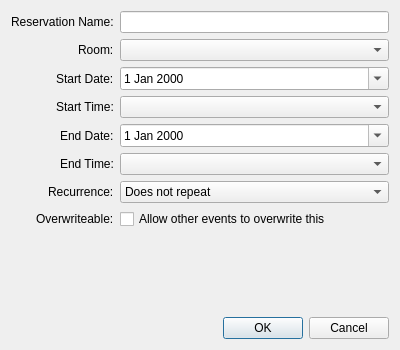
The window that App Code/editdialog.ui (rusty-trim/classroom-scheduling-app) describes before a commit, drawn with Qt 5.
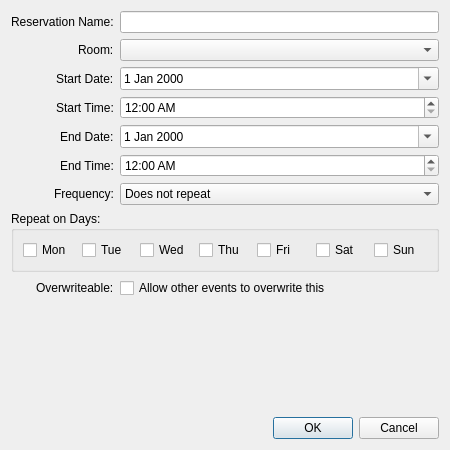
The same window after the commit.

```diff
--- a/App Code/editdialog.ui
+++ b/App Code/editdialog.ui
@@ -6,8 +6,8 @@
    <rect>
     <x>0</x>
     <y>0</y>
-    <width>400</width>
-    <height>350</height>
+    <width>450</width>
+    <height>450</height>
    </rect>
   </property>
   <property name="windowTitle">
@@ -54,7 +54,11 @@
       </widget>
      </item>
      <item row="3" column="1">
-      <widget class="QComboBox" name="startTimeCombo"/>
+      <widget class="QTimeEdit" name="startTimeEdit">
+       <property name="displayFormat">
+        <string>hh:mm AP</string>
+       </property>
+      </widget>
      </item>
      <item row="4" column="0">
       <widget class="QLabel" name="label_endDate">
@@ -72,11 +76,15 @@
       </widget>
      </item>
      <item row="5" column="1">
-      <widget class="QComboBox" name="endTimeCombo"/>
+      <widget class="QTimeEdit" name="endTimeEdit">
+       <property name="displayFormat">
+        <string>hh:mm AP</string>
+       </property>
+      </widget>
      </item>
      <item row="6" column="0">
-      <widget class="QLabel" name="label_recurrence">
-       <property name="text"><string>Recurrence:</string></property>
+      <widget class="QLabel" name="label_frequency">
+       <property name="text"><string>Frequency:</string></property>
       </widget>
      </item>
      <item row="6" column="1">
@@ -88,12 +96,28 @@
        <item><property name="text"><string>Every Year</string></property></item>
       </widget>
      </item>
-     <item row="7" column="0">
+     <item row="7" column="0" colspan="2">
+      <widget class="QGroupBox" name="weekdayGroupBox">
+       <property name="title">
+        <string>Repeat on Days:</string>
+       </property>
+       <layout class="QHBoxLayout" name="weekdayLayout">
+        <item><widget class="QCheckBox" name="chkMon"><property name="text"><string>Mon</string></property></widget></item>
+        <item><widget class="QCheckBox" name="chkTue"><property name="text"><string>Tue</string></property></widget></item>
+        <item><widget class="QCheckBox" name="chkWed"><property name="text"><string>Wed</string></property></widget></item>
+        <item><widget class="QCheckBox" name="chkThu"><property name="text"><string>Thu</string></property></widget></item>
+        <item><widget class="QCheckBox" name="chkFri"><property name="text"><string>Fri</string></property></widget></item>
+        <item><widget class="QCheckBox" name="chkSat"><property name="text"><string>Sat</string></property></widget></item>
+        <item><widget class="QCheckBox" name="chkSun"><property name="text"><string>Sun</string></property></widget></item>
+       </layout>
+      </widget>
+     </item>
+     <item row="8" column="0">
       <widget class="QLabel" name="label_overwriteable">
        <property name="text"><string>Overwriteable:</string></property>
       </widget>
      </item>
-     <item row="7" column="1">
+     <item row="8" column="1">
       <widget class="QCheckBox" name="overwriteableCheckBox">
        <property name="text"><string>Allow other events to overwrite this</string></property>
       </widget>
```
Left out of the diff: 4 changed lines with no effect on the pictures.
